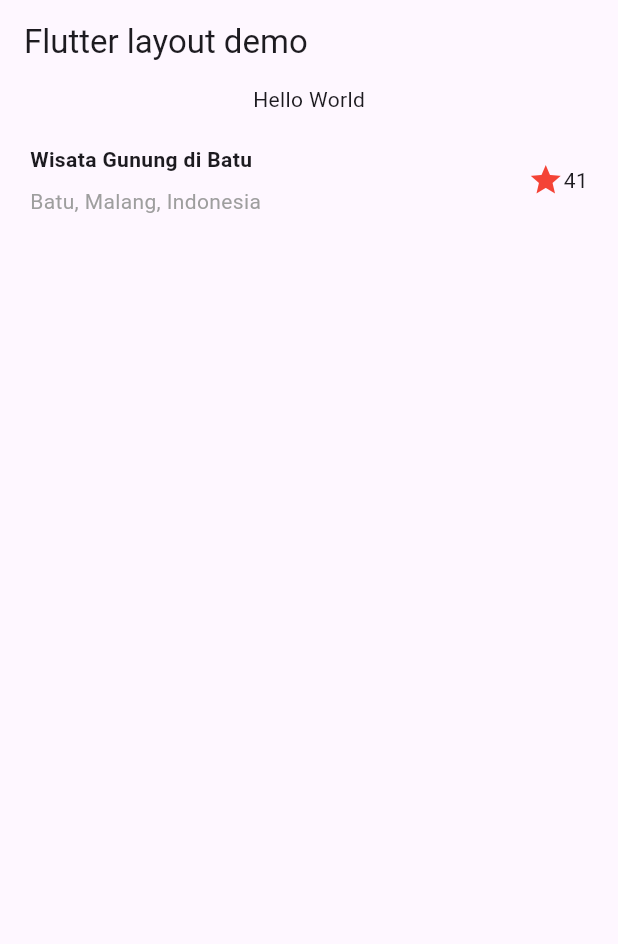
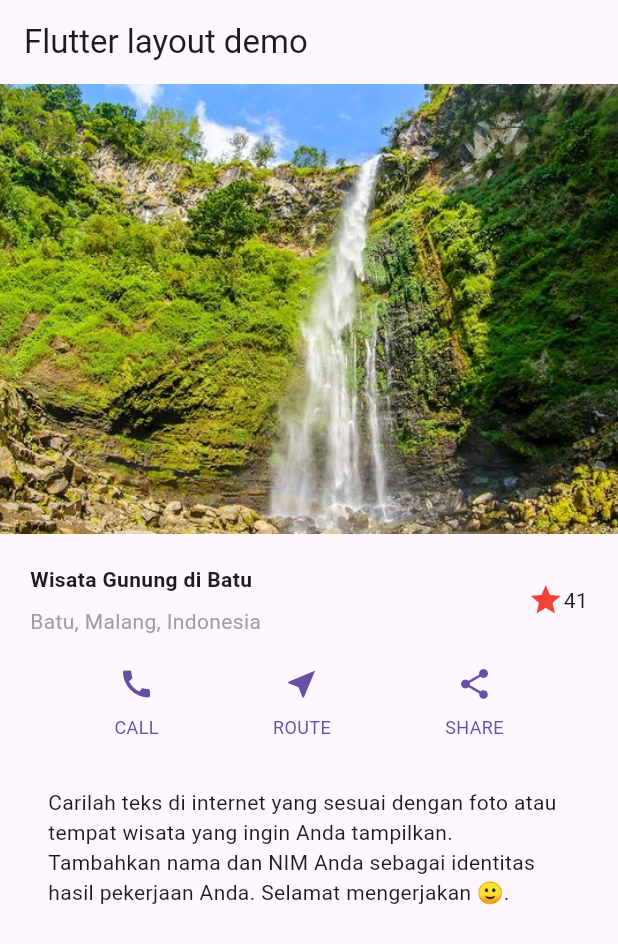
Before and after one commit to AzMy27/flutter_week_7, a Flutter app: the screen it shows after launch, on a phone screen of 412 x 824 dp. Shown: the top 944 px of the screen. Run offline on Flutter 3.47's test engine with Material 3 defaults, Android fonts, the phone set to English and light mode, and no system bars.

Commit message:
second commit

```diff
--- a/lib/main.dart
+++ b/lib/main.dart
@@ -1,3 +1,5 @@
+// import 'dart:ffi';
+
 import 'package:flutter/material.dart';
 
 void main() {
@@ -48,74 +50,93 @@ class MyApp extends StatelessWidget {
       ),
     );
 
+    Color color = Theme.of(context).primaryColor;
+    Widget buttonSection = Row(
+      mainAxisAlignment: MainAxisAlignment.spaceEvenly,
+      children: [
+        _buildButtomColumn(
+          color,
+          Icons.call,
+          'CALL',
+        ),
+        _buildButtomColumn(
+          color,
+          Icons.near_me,
+          'ROUTE',
+        ),
+        _buildButtomColumn(
+          color,
+          Icons.share,
+          'SHARE',
+        ),
+      ],
+    );
+
+    Widget textSection = Container(
+      padding: const EdgeInsets.all(32),
+      child: const Text(
+        'Carilah teks di internet yang sesuai '
+        'dengan foto atau tempat wisata yang ingin '
+        'Anda tampilkan. '
+        'Tambahkan nama dan NIM Anda sebagai '
+        'identitas hasil pekerjaan Anda. '
+        'Selamat mengerjakan 🙂.',
+        softWrap: true,
+      ),
+    );
+
     return MaterialApp(
       debugShowCheckedModeBanner: false,
       title: 'Flutter Layout, Muhammad Azmi 6304211396',
       theme: ThemeData(
-        primarySwatch: Colors.deepPurple,
+        primarySwatch: Colors.blue,
         useMaterial3: true,
       ),
       home: Scaffold(
         appBar: AppBar(
           title: const Text('Flutter layout demo'),
         ),
-        body: Column(
+        body: ListView(
+          // body: ListView()
           children: [
-            const Center(
-              child: Text('Hello World'),
+            Image.asset(
+              'images/lake.jpg',
+              width: 600,
+              height: 300,
+              fit: BoxFit.cover,
             ),
             titleSection,
+            buttonSection,
+            textSection,
           ],
         ),
       ),
     );
   }
-}
 
-class MyHomePage extends StatefulWidget {
-  const MyHomePage({super.key, required this.title});
-
-  final String title;
-
-  @override
-  State<MyHomePage> createState() => _MyHomePageState();
-}
-
-class _MyHomePageState extends State<MyHomePage> {
-  int _counter = 0;
-
-  void _incrementCounter() {
-    setState(() {
-      _counter++;
-    });
-  }
-
-  @override
-  Widget build(BuildContext context) {
-    return Scaffold(
-      appBar: AppBar(
-        backgroundColor: Theme.of(context).colorScheme.inversePrimary,
-        title: Text(widget.title),
-      ),
-      body: Center(
-        child: Column(
-          mainAxisAlignment: MainAxisAlignment.center,
-          children: <Widget>[
-            const Text(
-              'You have pushed the button this many times:',
+  Column _buildButtomColumn(Color color, IconData icon, String label) {
+    return Column(
+      mainAxisAlignment: MainAxisAlignment.center,
+      mainAxisSize: MainAxisSize.min,
+      children: [
+        Icon(
+          icon,
+          color: color,
+        ),
+        Container(
+          margin: const EdgeInsets.only(
+            top: 8,
+          ),
+          child: Text(
+            label,
+            style: TextStyle(
+              fontSize: 12.0,
+              fontWeight: FontWeight.w400,
+              color: color,
             ),
-            Text(
-              '$_counter',
-              style: Theme.of(context).textTheme.headlineMedium,
-            ),
-          ],
+          ),
         ),
-      ),
-      floatingActionButton: FloatingActionButton(
-        onPressed: _incrementCounter,
-        tooltip: 'Increment',
-        child: const Icon(Icons.add),
-      ), // This trailing comma makes auto-formatting nicer for build methods.
+      ],
     );
   }
 }
```
Also changed, not shown: pubspec.yaml (+4 -5 lines), images/lake.jpg (added).
